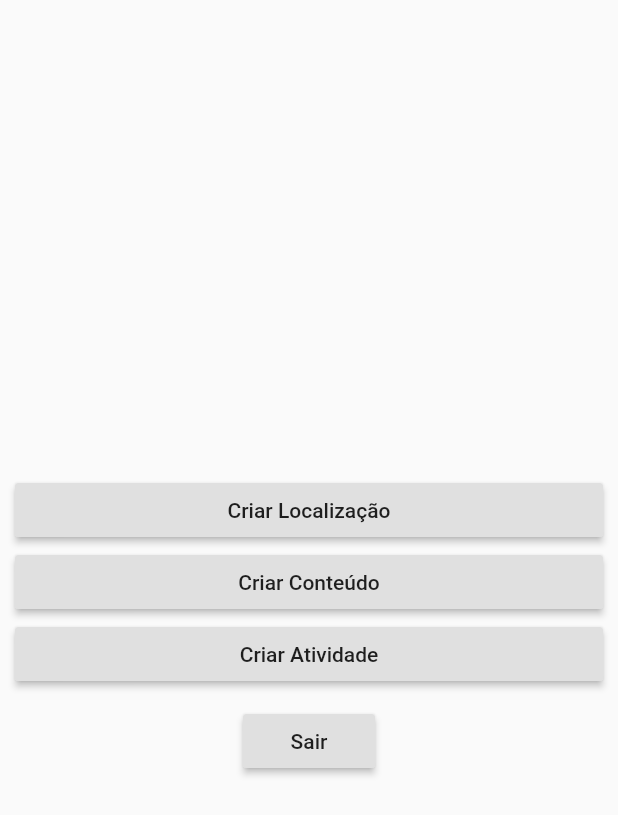
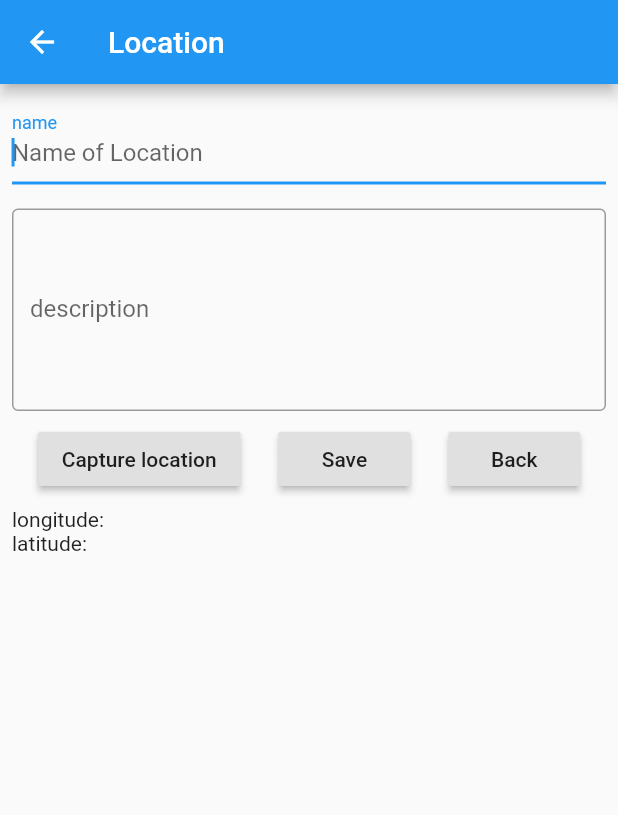
Before and after one commit to J14/authorship, a Flutter app: the Menu screen opened directly, after a tap on "Criar Localização", on a phone screen of 412 x 824 dp. Shown: the top 815 px of the screen. Run offline on Flutter 3.47's test engine with Material 2 defaults, Android fonts, the phone set to English and light mode, and no system bars; our stand-ins replace geolocator.

Commit message:
Create Location Page

```diff
--- a/lib/location.dart
+++ b/lib/location.dart
@@ -1,6 +1,143 @@
 import 'package:flutter/material.dart';
+import 'package:geolocator/geolocator.dart';
 import 'package:http/http.dart' as http;
 import 'dart:convert';
+
+
+class LocationPage extends StatefulWidget {
+  final String url = "https://pibic-project.herokuapp.com/location";
+
+  @override
+  State<LocationPage> createState() {
+    return LocationPageState();
+  }
+}
+
+class LocationPageState extends State<LocationPage> {
+  final nameController = TextEditingController();
+  final descriptionController = TextEditingController();
+  final _formKey = GlobalKey<FormState>();
+  Position position;
+
+  Future<String> _save(Location location) async {
+    var response = await http.post(
+      Uri.encodeFull(widget.url),
+      body: json.encode(location),
+      headers: {
+        "Content-type": "application/json"
+      }
+    );
+
+    if (response.statusCode == 201) {
+      Navigator.pop(context);
+    }
+
+    return "Successfully";
+  }
+
+  @override
+  Widget build(BuildContext context) {
+    return Scaffold(
+      appBar: AppBar(
+        title: Text("Location"),
+      ),
+      body: Form(
+        key: _formKey,
+        child: Column(
+          children: <Widget>[
+            Padding(
+              padding: const EdgeInsets.all(8.0),
+              child: TextFormField(
+                autofocus: true,
+                controller: nameController,
+                decoration: InputDecoration(
+                  labelText: "name",
+                  hintText: "Name of Location",
+                ),
+                validator: (value) {
+                  if (value.isEmpty) return "Please enter some text";
+                  return null;
+                },
+              ),
+            ),
+            Padding(
+              padding: const EdgeInsets.all(8.0),
+              child: TextFormField(
+                maxLines: 5,
+                controller: descriptionController,
+                decoration: InputDecoration(
+                  labelText: "description",
+                  hintText: "Description of Location",
+                  border: OutlineInputBorder(),
+                ),
+                validator: (value) {
+                  if (value.isEmpty) return "Please enter some text";
+                  return null;
+                },
+              ),
+            ),
+            Row(
+              mainAxisAlignment: MainAxisAlignment.spaceEvenly,
+              children: <Widget>[
+                RaisedButton(
+                  child: Text("Capture location"),
+                  onPressed: () async {
+                    var pos = await Geolocator().getCurrentPosition(
+                      desiredAccuracy: LocationAccuracy.high
+                    );
+
+                    setState(() {
+                      this.position = pos;
+                    });
+                  },
+                ),
+                RaisedButton(
+                  child: Text("Save"),
+                  onPressed: () {
+                    if (_formKey.currentState.validate() && position != null) {
+                      Location location = Location(
+                        nameController.text,
+                        descriptionController.text,
+                        [position.longitude, position.latitude]
+                      );
+
+                      _save(location);
+                    }
+                  },
+                ),
+                RaisedButton(
+                  child: Text("Back"),
+                  onPressed: () {
+                    Navigator.pop(context);
+                  },
+                ),
+              ],
+            ),
+            Container(
+              padding: const EdgeInsets.all(8.0),
+              child: Column(
+                children: <Widget>[
+                  Row(
+                    children: <Widget>[
+                      Text("longitude: "),
+                      position == null ? Text("") : Text(position.longitude.toString())
+                    ],
+                  ),
+                  Row(
+                    children: <Widget>[
+                      Text("latitude: "),
+                      position == null ? Text("") : Text(position.latitude.toString())
+                    ],
+                  ),
+                ],
+              ),
+            ),
+          ],
+        ),
+      ),
+    );
+  }
+}
 
 
 class ListLocation extends StatefulWidget {
@@ -82,9 +219,16 @@ class Location {
   String id;
   final String name;
   final String description;
-  final List coord;
+  final List coord; // [longitude, latitude]
 
   Location(this.name, this.description, this.coord);
+
+  Map<String, dynamic> toJson() =>
+    {
+      "name": this.name,
+      "description": this.description,
+      "coord": this.coord
+    };
 
   Location.fromJson(Map<String, dynamic> dataJson)
     : this.id = dataJson['_id'],
--- a/lib/menu.dart
+++ b/lib/menu.dart
@@ -2,6 +2,7 @@ import 'package:flutter/material.dart';
 
 import 'package:authorship/content.dart';
 import 'package:authorship/activity.dart';
+import 'package:authorship/location.dart';
 
 
 class Menu extends StatelessWidget {
@@ -19,7 +20,10 @@ class Menu extends StatelessWidget {
                 RaisedButton(
                   child: Text("Criar Localização"),
                   onPressed: () {
-                    print("Criar Localização");
+                    Navigator.push(
+                      context,
+                      MaterialPageRoute(builder: (context) => LocationPage())
+                    );
                   },
                 ),
                 RaisedButton(
--- a/pubspec.yaml
+++ b/pubspec.yaml
@@ -24,6 +24,7 @@ dependencies:
   # Use with the CupertinoIcons class for iOS style icons.
   cupertino_icons: ^0.1.2
   http: ^0.12.0
+  geolocator: ^5.1.3
 
 dev_dependencies:
   flutter_test:
```
Also changed, not shown: pubspec.lock, 2 other files.
